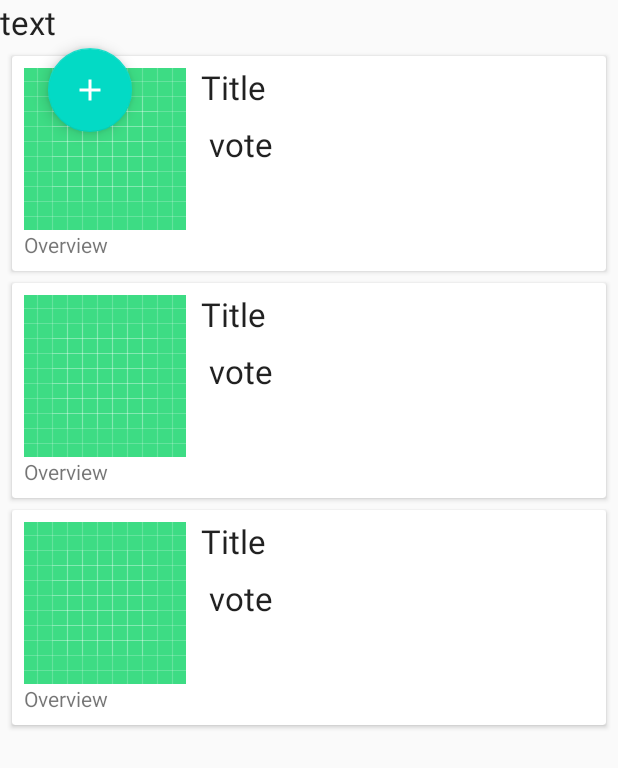
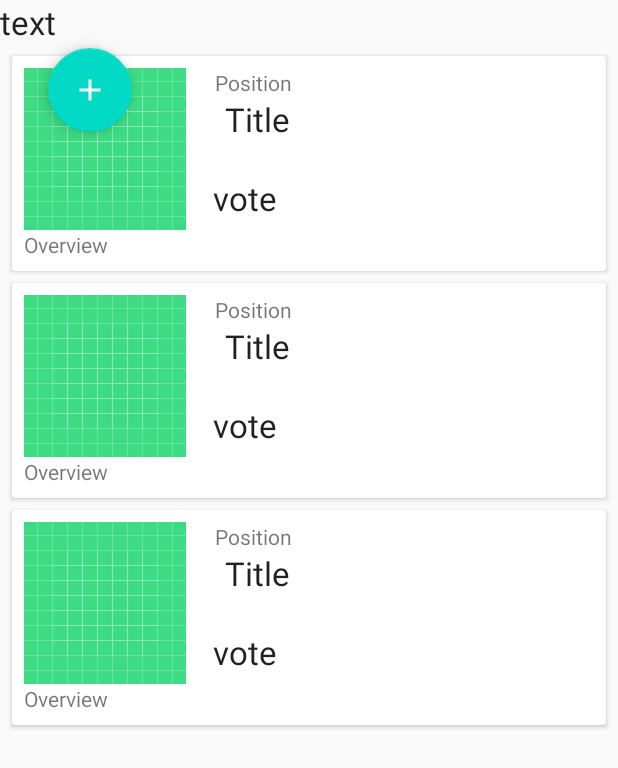
Before and after one commit to Aero51/Movie-Database, an Android app: the layout activity_main.xml on its own in the app's theme, with its tools: preview values and no code run, on a phone screen of 412 x 824 dp. Shown: the top 768 px of the screen. Run offline under Robolectric (Android 15) with nearby library versions, the phone set to English and light mode, and no system bars.

```diff
--- a/app/src/main/res/layout/movie_item.xml
+++ b/app/src/main/res/layout/movie_item.xml
@@ -16,17 +16,25 @@
             android:layout_width="wrap_content"
             android:layout_height="wrap_content"
             android:src="@drawable/ic_launcher_background">
+        </ImageView>
 
-        </ImageView>
+        <TextView
+            android:id="@+id/text_view_position"
+            android:layout_width="wrap_content"
+            android:layout_height="wrap_content"
+            android:layout_alignParentStart="true"
+            android:layout_marginStart="127dp"
+            android:text="Position"
+             />
 
         <TextView
             android:id="@+id/text_view_title"
             android:layout_width="wrap_content"
             android:layout_height="wrap_content"
-            android:layout_below="@+id/image_view"
+            android:layout_below="@+id/text_view_position"
             android:layout_alignParentStart="true"
-            android:layout_marginStart="118dp"
-            android:layout_marginTop="-110dp"
+            android:layout_marginStart="134dp"
+
             android:text="Title"
             android:textAppearance="@style/TextAppearance.AppCompat.Large" />
 
@@ -36,8 +44,8 @@
             android:layout_height="wrap_content"
             android:layout_below="@+id/image_view"
             android:layout_alignParentEnd="true"
-            android:layout_marginTop="-72dp"
-            android:layout_marginEnd="214dp"
+            android:layout_marginTop="-36dp"
+            android:layout_marginEnd="211dp"
             android:layout_toStartOf="@id/text_view_title"
             android:ellipsize="end"
             android:maxLines="1"
```
Also changed, not shown: app/build.gradle (+14 -0 lines), app/src/main/java/com/aero51/moviedatabase/MainActivity.java (+26 -9 lines), app/src/main/java/com/aero51/moviedatabase/TopRatedMoviesAdapter.java (+6 -3 lines).
